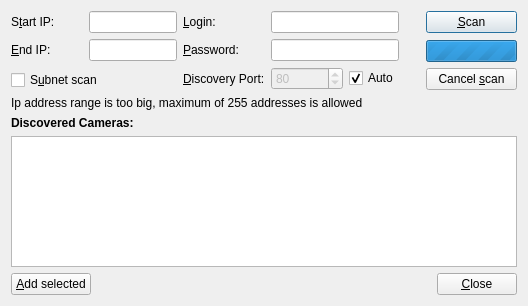
Above: client/src/ui/dialogs/camera_addition_dialog.ui from networkoptix/nx_open before the change. Below: the same form after it.
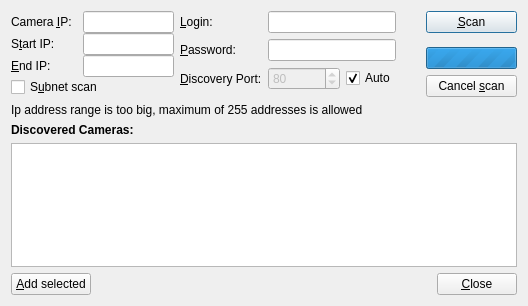
That is the form after the change. Custom widgets are drawn as their Qt base class.

Commit message:
Feature #1489: Allow domain names for "Manual camera addition" form
<==== Mercurial data ====>
Branch: master

```diff
--- a/client/src/ui/dialogs/camera_addition_dialog.ui
+++ b/client/src/ui/dialogs/camera_addition_dialog.ui
@@ -33,6 +33,32 @@
     <layout class="QHBoxLayout" name="horizontalLayout">
      <item>
       <layout class="QVBoxLayout" name="verticalLayout_3">
+       <property name="spacing">
+        <number>0</number>
+       </property>
+       <item>
+        <layout class="QFormLayout" name="singleCameraLayout">
+         <item row="0" column="0">
+          <widget class="QLabel" name="cameraIpLabel">
+           <property name="minimumSize">
+            <size>
+             <width>72</width>
+             <height>0</height>
+            </size>
+           </property>
+           <property name="text">
+            <string>Camera &amp;IP:</string>
+           </property>
+           <property name="buddy">
+            <cstring>cameraIpLineEdit</cstring>
+           </property>
+          </widget>
+         </item>
+         <item row="0" column="1">
+          <widget class="QLineEdit" name="cameraIpLineEdit"/>
+         </item>
+        </layout>
+       </item>
        <item>
         <layout class="QFormLayout" name="subnetLayout">
          <property name="fieldGrowthPolicy">
```
Left out of the diff: 10 changed lines with no effect on the pictures. The commit also changes 2 other files.
